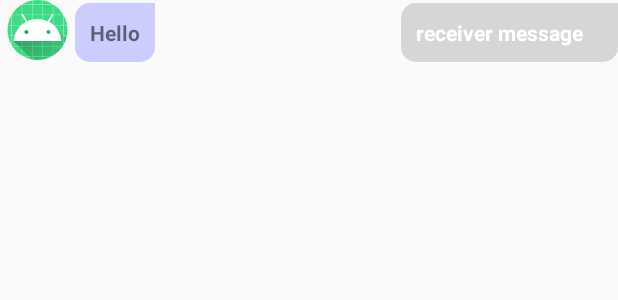
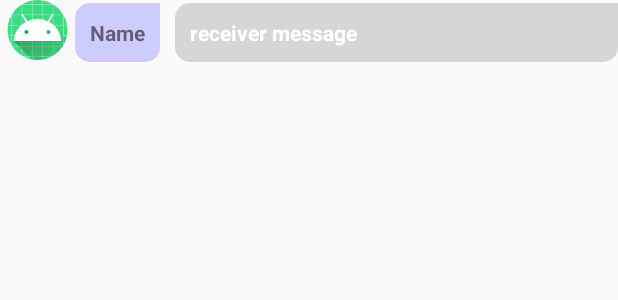
Before and after one commit to ziwenemma/FinalProject, an Android app: the layout message_layout.xml on its own in the app's theme, with its tools: preview values and no code run, on a phone screen of 412 x 824 dp. Shown: the top 300 px of the screen. Run offline under Robolectric (Android 15) with nearby library versions, the phone set to English and light mode, and no system bars; Roboto replaces fonts that are not available here.

Commit message:
some change for chat

```diff
--- a/app/src/main/AndroidManifest.xml
+++ b/app/src/main/AndroidManifest.xml
@@ -23,6 +23,8 @@
         <activity android:name=".ProfileActivitySitter" />
         <activity android:name=".ProfileActivity" />
         <activity android:name=".post_my_profile" />
+        <activity android:name=".ChatActivitySitter" />
+
         <activity
             android:name=".MainPageSitter"
             android:theme="@style/AppTheme.NoActionBar" />
--- a/app/src/main/java/com/example/finalproject/AppointmentBabySitter.java
+++ b/app/src/main/java/com/example/finalproject/AppointmentBabySitter.java
@@ -182,7 +182,7 @@ public class AppointmentBabySitter extends AppCompatActivity {
                                         public void onDataChange(@NonNull DataSnapshot snapshot) {
                                             final String babysitterid = pid;
                                             Log.d("babysitter_id", " data : " + pid);
-                                            Intent singleItemIntent = new Intent(AppointmentBabySitter.this,ChatActivity.class);
+                                            Intent singleItemIntent = new Intent(AppointmentBabySitter.this,ChatActivitySitter.class);
                                             singleItemIntent.putExtra("babysitter_id",pid);
                                             startActivity(singleItemIntent);
 
--- a/app/src/main/res/layout/message_layout.xml
+++ b/app/src/main/res/layout/message_layout.xml
@@ -19,10 +19,10 @@
         android:layout_marginTop="2dp"
         android:layout_toEndOf="@+id/icon"
         android:textSize="14sp"
-        android:text="Hello"
+        android:text="Name"
         android:padding="10dp"
         android:textStyle="bold"
-        android:id="@+id/receiver_message_text"
+        android:id="@+id/show_name"
         />
 
 
@@ -31,10 +31,10 @@
         android:layout_width="145dp"
         android:layout_height="wrap_content"
         android:layout_alignParentEnd="true"
-        android:layout_marginStart="217dp"
-        android:layout_alignParentTop="@+id/receiver_message_text"
+        android:layout_marginStart="10dp"
+        android:layout_alignParentTop="@+id/show_name"
         android:layout_marginTop="2dp"
-        android:layout_toEndOf="@+id/icon"
+        android:layout_toEndOf="@+id/show_name"
         android:background="@drawable/background_right"
         android:padding="10dp"
         android:textColor="@color/white"
```
Also changed, not shown: app/src/main/java/com/example/finalproject/AppointmentInfo.java (+10 -1 lines), app/src/main/java/com/example/finalproject/ChatActivity.java (+12 -17 lines), app/src/main/java/com/example/finalproject/MessageAdapter.java (+7 -21 lines), app/src/main/res/layout/toolbar_chat.xml (added, +10 -0 lines), app/src/main/java/com/example/finalproject/AppointmentActivity.java (line endings or trailing spaces), app/src/main/java/com/example/finalproject/ChatActivitySitter.java (added), app/src/main/res/layout/activity_chat.xml (line endings or trailing spaces).
